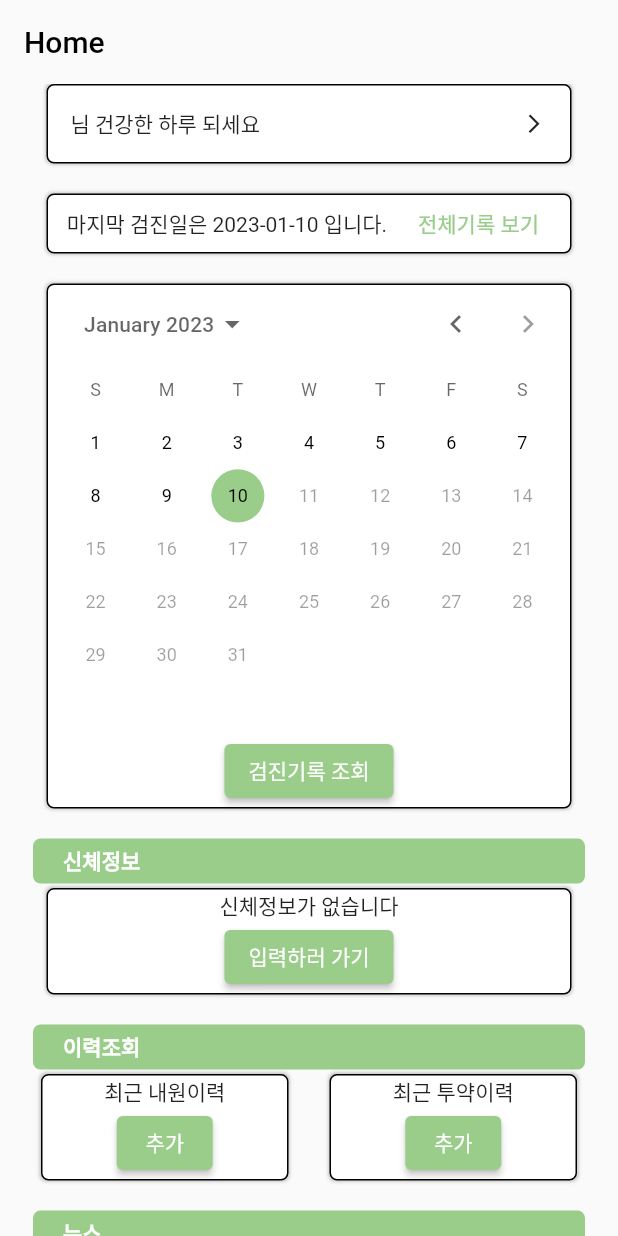
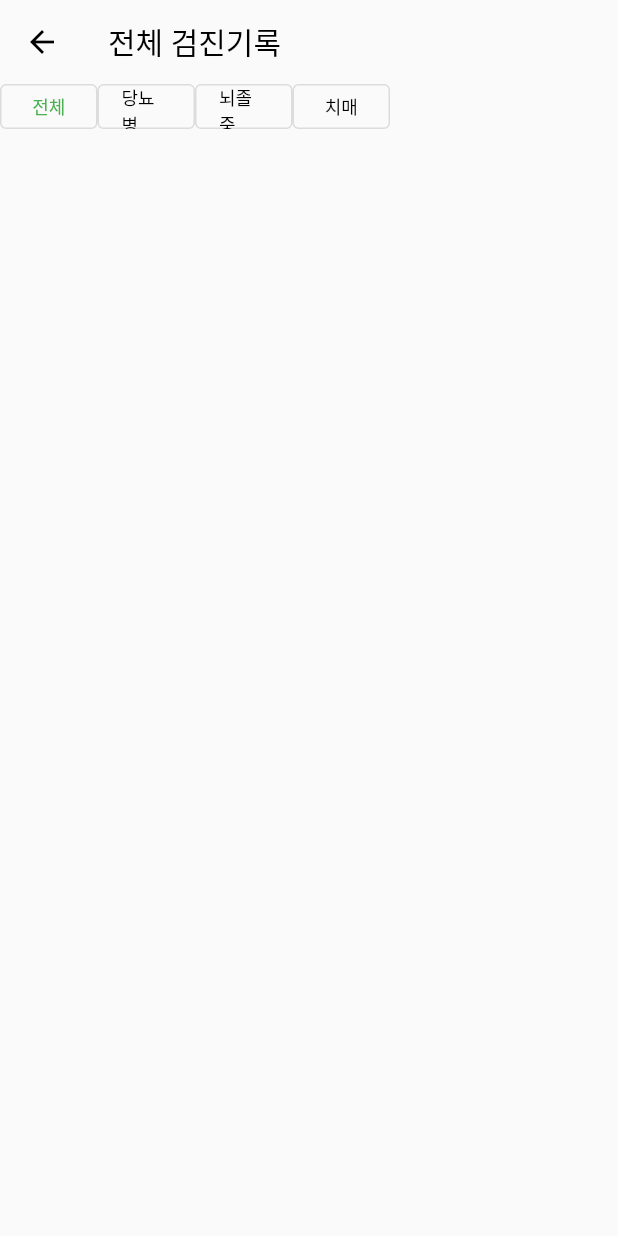
Before and after one commit to YHJeongg/Dr.Oh-R_Flutter, a Flutter app: the Home screen opened directly, after a tap on "전체기록 보기", on a phone screen of 412 x 824 dp. Run offline on Flutter 3.47's test engine with Material 2 defaults, Android fonts, the phone set to English and light mode, and no system bars; our stand-ins replace cloud_firestore, firebase_core, get; accounts and stored records are empty; network calls fail; statements that could not run were skipped.

Commit message:
[Add] 전체 검진기록 조회 page

```diff
--- a/dr_oh_app/lib/components/survey_stroke_widget.dart
+++ b/dr_oh_app/lib/components/survey_stroke_widget.dart
@@ -80,7 +80,8 @@ class SurveyStroke extends StatelessWidget {
 
 //read questions from firestore
   Widget _buildItemWidget(DocumentSnapshot doc) {
-    final strokeSurveyModel = StrokeSurveyModel(seq: doc['seq'], question: doc['question']);
+    final strokeSurveyModel =
+        StrokeSurveyModel(seq: doc['seq'], question: doc['question']);
     DAnswer answer = DAnswer();
 
     return Column(
--- /dev/null
+++ b/dr_oh_app/lib/view/home/all_checkup_history.dart
@@ -0,0 +1,91 @@
+import 'package:flutter/material.dart';
+import 'package:flutter/src/widgets/container.dart';
+import 'package:flutter/src/widgets/framework.dart';
+
+class AllCheckupHistory extends StatelessWidget {
+  const AllCheckupHistory({super.key});
+
+  @override
+  Widget build(BuildContext context) {
+    return Scaffold(
+      appBar: AppBar(
+        title: const Text('전체 검진기록'),
+        elevation: 0,
+      ),
+      body: Center(
+        child: Column(
+          children: [
+            // StreamBuilder(
+            // stream: ,
+            // initialData: [0, 1, 2],
+            // builder: ((context, snapshot) {
+            //   return ListView.separated(
+            //       itemBuilder: ((context, index) {
+            //         return Text('aa');
+            //       }),
+            //       separatorBuilder: ((context, index) => const Divider()),
+            //       itemCount: 3);
+            // }),
+            // ),
+
+            CustomRadio(),
+            // ListView.separated(
+            //     itemBuilder: ((context, index) {
+            //       return ListTile(
+            //         title: Text('aa $index'),
+            //       );
+            //     }),
+            //     separatorBuilder: ((context, index) => const Divider()),
+            //     itemCount: 1)
+          ],
+        ),
+      ),
+    );
+  }
+}
+
+// Desc: 검진기록 항목별 구분 라디오버튼
+// Date: 2023-01-10
+class CustomRadio extends StatefulWidget {
+  const CustomRadio({super.key});
+
+  @override
+  State<CustomRadio> createState() => _CustomRadioState();
+}
+
+class _CustomRadioState extends State<CustomRadio> {
+  int value = 0;
+
+  Widget _customRadioButton(String text, int index) {
+    return SizedBox(
+      height: 30,
+      width: 65,
+      child: OutlinedButton(
+        onPressed: () {
+          setState(() {
+            value = index;
+          });
+        },
+        child: Text(
+          text,
+          style: TextStyle(
+              color: (value == index) ? Colors.green : Colors.black,
+              fontSize: 12),
+        ),
+      ),
+    );
+  }
+
+  @override
+  Widget build(BuildContext context) {
+    return Row(
+      mainAxisAlignment: MainAxisAlignment.start,
+      children: [
+        _customRadioButton('전체', 0),
+        _customRadioButton('당뇨병', 1),
+        _customRadioButton('뇌졸중', 2),
+        _customRadioButton('치매', 3),
+      ],
+    );
+  }
+}
--- a/dr_oh_app/lib/view/home/home.dart
+++ b/dr_oh_app/lib/view/home/home.dart
@@ -1,6 +1,7 @@
 import 'package:dr_oh_app/components/news_api.dart';
 import 'package:dr_oh_app/model/checkup_history_model.dart';
 import 'package:dr_oh_app/model/news_model.dart';
+import 'package:dr_oh_app/view/home/all_checkup_history.dart';
 import 'package:dr_oh_app/view/home/body_info.dart';
 import 'package:dr_oh_app/view/home/checkup_history.dart';
 import 'package:dr_oh_app/view/home/hospital_visit.dart';
@@ -12,7 +13,6 @@ import 'package:dr_oh_app/viewmodel/checkup_history_view_model.dart';
 import 'package:flutter/material.dart';
 import 'package:get/get.dart';
 import 'package:http/http.dart' as http;
-import 'package:provider/provider.dart';
 
 class Home extends StatefulWidget {
   const Home({super.key});
@@ -282,7 +282,11 @@ class _HomeState extends State<Home> {
                         );
                       },
                     ),
-                    TextButton(onPressed: () {}, child: const Text('전체기록 보기')),
+                    TextButton(
+                        onPressed: () {
+                          Get.to(AllCheckupHistory());
+                        },
+                        child: const Text('전체기록 보기')),
                   ],
                 ),
               ),
--- a/dr_oh_app/lib/view/home/hospital_visit.dart
+++ b/dr_oh_app/lib/view/home/hospital_visit.dart
@@ -70,9 +70,9 @@ class _HospitalVisitState extends State<HospitalVisit> {
               mainAxisAlignment: MainAxisAlignment.spaceEvenly,
               children: [
                 const Text('내원 목적'),
-                _customRadioButton('진료', 1),
-                _customRadioButton('처방', 2),
-                _customRadioButton('검진', 3)
+                _customRadioButton('진료', 0),
+                _customRadioButton('처방', 1),
+                _customRadioButton('검진', 2)
               ],
             ),
             ElevatedButton(onPressed: () {}, child: const Text('추가'))
@@ -87,7 +87,7 @@ class _HospitalVisitState extends State<HospitalVisit> {
       context: context,
       initialDate: DateTime.now(),
       firstDate: DateTime(2000),
-      lastDate: DateTime.now().add(Duration(days: 30)),
+      lastDate: DateTime.now(),
       builder: (BuildContext context, Widget? child) {
         return Theme(
           data: ThemeData.dark(),
--- a/dr_oh_app/lib/view/home/medication.dart
+++ b/dr_oh_app/lib/view/home/medication.dart
@@ -94,7 +94,7 @@ class _MedicationState extends State<Medication> {
     final DateTimeRange? result = await showDateRangePicker(
       context: context,
       firstDate: DateTime(2000),
-      lastDate: DateTime.now().add(Duration(days: 30)),
+      lastDate: DateTime.now(),
       currentDate: DateTime.now(),
       saveText: 'Done',
     );
--- a/dr_oh_app/pubspec.yaml
+++ b/dr_oh_app/pubspec.yaml
@@ -41,6 +41,7 @@ dependencies:
   firebase_core: ^2.4.1
   cloud_firestore: ^4.3.1
   uuid: ^3.0.7
+  provider: ^6.0.5
 
 dev_dependencies:
   flutter_test:
```
Also changed, not shown: dr_oh_app/lib/view/mypage/edit_member_info.dart (+45 -28 lines).
